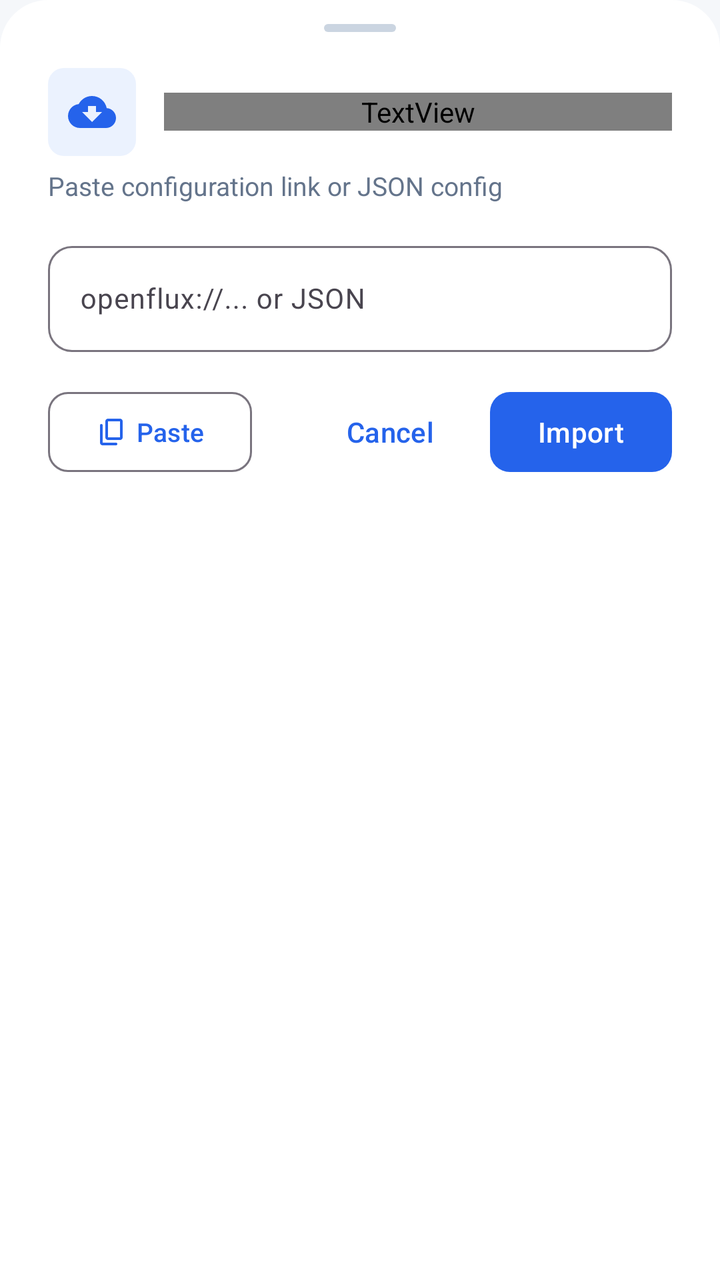
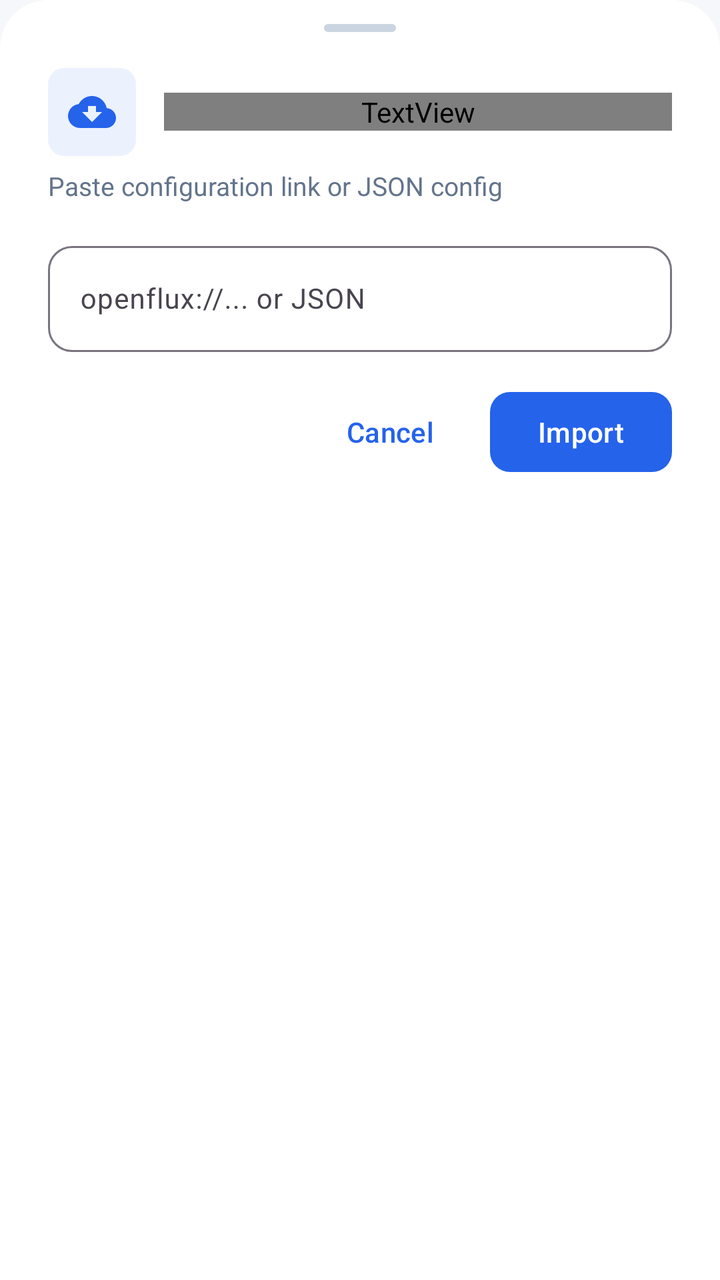

An Android layout rendered at two revisions. The XML below is the earlier revision; the diff shows what the commit changed to produce the second picture.
<!-- AndroidManifest.xml: application theme Theme.SoxMax -->
<!-- res/layout/bottom_sheet_import_link.xml -->
<?xml version="1.0" encoding="utf-8"?>
<LinearLayout xmlns:android="http://schemas.android.com/apk/res/android"
    xmlns:app="http://schemas.android.com/apk/res-auto"
    android:layout_width="match_parent"
    android:layout_height="wrap_content"
    android:orientation="vertical"
    android:background="@drawable/bg_bottom_sheet"
    android:paddingHorizontal="24dp"
    android:paddingTop="12dp"
    android:paddingBottom="28dp">

    <View
        android:layout_width="36dp"
        android:layout_height="4dp"
        android:layout_gravity="center_horizontal"
        android:background="@drawable/bg_drag_handle"
        android:layout_marginBottom="18dp" />

    <LinearLayout
        android:layout_width="match_parent"
        android:layout_height="wrap_content"
        android:orientation="horizontal"
        android:gravity="center_vertical"
        android:layout_marginBottom="6dp">

        <FrameLayout
            android:layout_width="44dp"
            android:layout_height="44dp"
            android:background="@drawable/bg_icon_badge">

            <ImageView
                android:layout_width="24dp"
                android:layout_height="24dp"
                android:layout_gravity="center"
                android:src="@drawable/ic_restore"
                app:tint="@color/accent_blue"
                android:contentDescription="@null" />

        </FrameLayout>

        <TextView
            android:layout_width="0dp"
            android:layout_height="wrap_content"
            android:layout_weight="1"
            android:layout_marginStart="14dp"
            android:text="@string/import_link_sheet_title"
            android:textColor="@color/text_primary"
            android:textSize="18sp"
            android:fontFamily="sans-serif-bold" />

    </LinearLayout>

    <TextView
        android:layout_width="match_parent"
        android:layout_height="wrap_content"
        android:layout_marginBottom="16dp"
        android:text="@string/import_link_sheet_desc"
        android:textColor="@color/text_secondary"
        android:textSize="13sp" />

    <com.google.android.material.textfield.TextInputLayout
        android:id="@+id/layout_link_input"
        style="@style/Widget.Material3.TextInputLayout.OutlinedBox"
        android:layout_width="match_parent"
        android:layout_height="wrap_content"
        android:layout_marginBottom="16dp"
        android:hint="@string/import_link_dialog_hint"
        app:endIconMode="clear_text"
        app:boxCornerRadiusBottomEnd="12dp"
        app:boxCornerRadiusBottomStart="12dp"
        app:boxCornerRadiusTopEnd="12dp"
        app:boxCornerRadiusTopStart="12dp">

        <com.google.android.material.textfield.TextInputEditText
            android:id="@+id/input_link_value"
            android:layout_width="match_parent"
            android:layout_height="wrap_content"
            android:maxLines="4"
            android:textSize="14sp" />

    </com.google.android.material.textfield.TextInputLayout>

    <LinearLayout
        android:layout_width="match_parent"
        android:layout_height="wrap_content"
        android:orientation="horizontal"
        android:gravity="center_vertical">

        <com.google.android.material.button.MaterialButton
            android:id="@+id/btn_paste_link"
            style="@style/Widget.Material3.Button.OutlinedButton"
            android:layout_width="wrap_content"
            android:layout_height="40dp"
            android:text="@string/import_link_sheet_paste"
            android:textSize="13sp"
            app:icon="@drawable/ic_content_copy"
            app:iconSize="16dp"
            app:cornerRadius="10dp"
            android:insetTop="0dp"
            android:insetBottom="0dp" />

        <View
            android:layout_width="0dp"
            android:layout_height="1dp"
            android:layout_weight="1" />

        <com.google.android.material.button.MaterialButton
            android:id="@+id/btn_cancel_import"
            style="@style/Widget.Material3.Button.TextButton"
            android:layout_width="wrap_content"
            android:layout_height="wrap_content"
            android:layout_marginEnd="6dp"
            android:text="@string/cancel" />

        <com.google.android.material.button.MaterialButton
            android:id="@+id/btn_confirm_import"
            style="@style/Widget.Material3.Button"
            android:layout_width="wrap_content"
            android:layout_height="wrap_content"
            android:text="@string/import_link_sheet_btn"
            app:cornerRadius="10dp" />

    </LinearLayout>

</LinearLayout>
<!-- resources referenced by this layout -->
<resources>
  <color name="accent_blue">#2563EB</color>
  <color name="text_primary">#0F172A</color>
  <color name="text_secondary">#64748B</color>
  <!-- drawable bg_bottom_sheet (drawable) -->
  <?xml version="1.0" encoding="utf-8"?>
  <shape xmlns:android="http://schemas.android.com/apk/res/android"
      android:shape="rectangle">
      <solid android:color="@color/bg_card" />
      <corners
          android:topLeftRadius="24dp"
          android:topRightRadius="24dp" />
  </shape>
  <!-- drawable bg_drag_handle (drawable) -->
  <?xml version="1.0" encoding="utf-8"?>
  <shape xmlns:android="http://schemas.android.com/apk/res/android"
      android:shape="rectangle">
      <solid android:color="@color/bg_card_stroke" />
      <corners android:radius="4dp" />
  </shape>
  <!-- drawable bg_icon_badge (drawable) -->
  <?xml version="1.0" encoding="utf-8"?>
  <shape xmlns:android="http://schemas.android.com/apk/res/android"
      android:shape="rectangle">
      <solid android:color="#1A3B82F6" />
      <corners android:radius="8dp" />
  </shape>
  <!-- drawable ic_content_copy (drawable) -->
  <vector xmlns:android="http://schemas.android.com/apk/res/android"
      android:width="24dp"
      android:height="24dp"
      android:viewportWidth="24"
      android:viewportHeight="24">
      <path
          android:fillColor="#FFFFFFFF"
          android:pathData="M9 18q-.825 0-1.412-.587T7 16V4q0-.825.588-1.412T9 2h9q.825 0 1.413.588T20 4v12q0 .825-.587 1.413T18 18zm0-2h9V4H9zm-4 6q-.825 0-1.412-.587T3 20V7q0-.425.288-.712T4 6t.713.288T5 7v13h10q.425 0 .713.288T16 21t-.288.713T15 22zm4-6V4z" />
  </vector>
  <!-- drawable ic_restore (drawable) -->
  ﻿<vector xmlns:android="http://schemas.android.com/apk/res/android"
      android:width="24dp"
      android:height="24dp"
      android:viewportWidth="24"
      android:viewportHeight="24">
      <path
          android:fillColor="#FFFFFFFF"
          android:pathData="M19.35 10.04C18.67 6.59 15.64 4 12 4 9.11 4 6.6 5.64 5.35 8.04 2.34 8.36 0 10.91 0 14c0 3.31 2.69 6 6 6h13c2.76 0 5-2.24 5-5 0-2.64-2.05-4.78-4.65-4.96zM12 17l-5-5h3V9h4v3h3l-5 5z" />
  </vector>
  <string name="cancel">Cancel</string>
  <string name="import_link_dialog_hint">openflux://... or JSON</string>
  <string name="import_link_sheet_btn">Import</string>
  <string name="import_link_sheet_desc">Paste configuration link or JSON config</string>
  <string name="import_link_sheet_paste">Paste</string>
  <string name="import_link_sheet_title">Import Configuration</string>
  <style name="Theme.SoxMax" parent="Theme.Material3.DayNight.NoActionBar">
          <item name="colorPrimary">@color/accent_blue</item>
          <item name="colorOnPrimary">@android:color/white</item>
          <item name="android:windowBackground">@color/bg_deep</item>
          <item name="android:statusBarColor" tools:targetApi="l">@android:color/transparent</item>
          <item name="android:navigationBarColor" tools:targetApi="l">@android:color/transparent</item>
          <item name="android:windowLightStatusBar" tools:targetApi="m">?attr/isLightTheme</item>
          <item name="android:windowLightNavigationBar" tools:targetApi="o_mr1">?attr/isLightTheme</item>
          <item name="materialSwitchStyle">@style/Widget.Fluxon.Switch</item>
      </style>
  <color name="bg_card">#FFFFFF</color>
  <color name="bg_card_stroke">#CBD5E1</color>
  <color name="bg_deep">#F5F7FA</color>
  <style name="Widget.Fluxon.Switch" parent="Widget.Material3.CompoundButton.MaterialSwitch">
          <item name="thumbTint">@color/switch_thumb_selector</item>
          <item name="trackTint">@color/switch_track_selector</item>
          <item name="trackDecorationTint">@android:color/transparent</item>
          <item name="thumbIconTint">@android:color/transparent</item>
          <item name="thumbIconSize">0dp</item>
      </style>
</resources>

<!-- the commit's change to res/layout/bottom_sheet_import_link.xml (unified diff, before → after) -->
@@ -86,19 +86,6 @@
         android:orientation="horizontal"
         android:gravity="center_vertical">
 
-        <com.google.android.material.button.MaterialButton
-            android:id="@+id/btn_paste_link"
-            style="@style/Widget.Material3.Button.OutlinedButton"
-            android:layout_width="wrap_content"
-            android:layout_height="40dp"
-            android:text="@string/import_link_sheet_paste"
-            android:textSize="13sp"
-            app:icon="@drawable/ic_content_copy"
-            app:iconSize="16dp"
-            app:cornerRadius="10dp"
-            android:insetTop="0dp"
-            android:insetBottom="0dp" />
-
         <View
             android:layout_width="0dp"
             android:layout_height="1dp"
<!-- resource entries referenced after the edit -->
@@ -26,16 +26,6 @@
       <solid android:color="#1A3B82F6" />
       <corners android:radius="8dp" />
   </shape>
-  <!-- drawable ic_content_copy (drawable) -->
-  <vector xmlns:android="http://schemas.android.com/apk/res/android"
-      android:width="24dp"
-      android:height="24dp"
-      android:viewportWidth="24"
-      android:viewportHeight="24">
-      <path
-          android:fillColor="#FFFFFFFF"
-          android:pathData="M9 18q-.825 0-1.412-.587T7 16V4q0-.825.588-1.412T9 2h9q.825 0 1.413.588T20 4v12q0 .825-.587 1.413T18 18zm0-2h9V4H9zm-4 6q-.825 0-1.412-.587T3 20V7q0-.425.288-.712T4 6t.713.288T5 7v13h10q.425 0 .713.288T16 21t-.288.713T15 22zm4-6V4z" />
-  </vector>
   <!-- drawable ic_restore (drawable) -->
   ﻿<vector xmlns:android="http://schemas.android.com/apk/res/android"
       android:width="24dp"
@@ -50,7 +40,6 @@
   <string name="import_link_dialog_hint">openflux://... or JSON</string>
   <string name="import_link_sheet_btn">Import</string>
   <string name="import_link_sheet_desc">Paste configuration link or JSON config</string>
-  <string name="import_link_sheet_paste">Paste</string>
   <string name="import_link_sheet_title">Import Configuration</string>
   <style name="Theme.SoxMax" parent="Theme.Material3.DayNight.NoActionBar">
           <item name="colorPrimary">@color/accent_blue</item>
